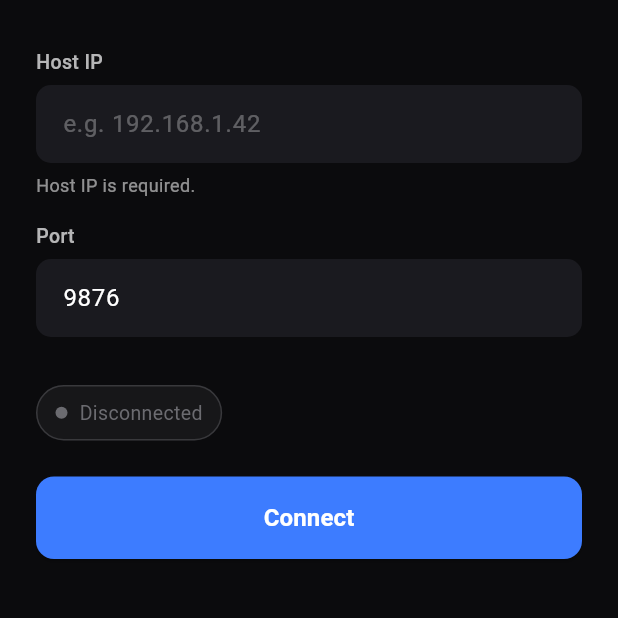
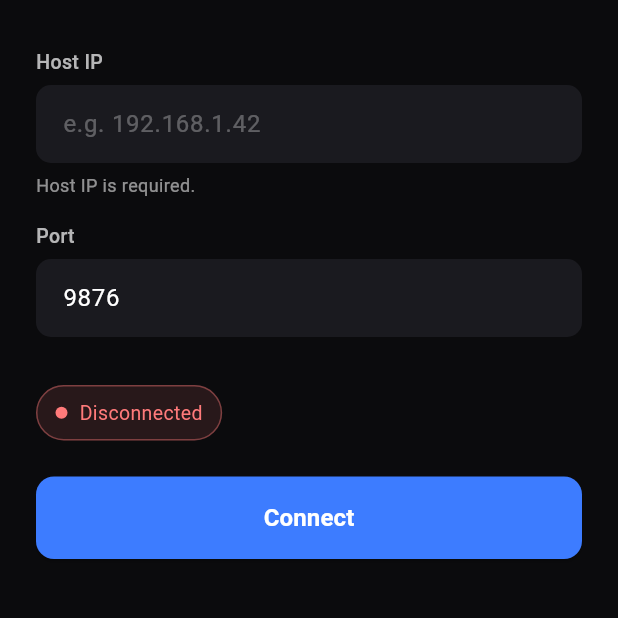
Before and after one commit to Rushabh9033/airpad, a Flutter app: the screen it shows after launch, on a phone screen of 412 x 824 dp, the part 251-869 px from its top. Run offline on Flutter 3.47's test engine with Material 3 defaults, Android fonts, the phone set to English and light mode, and no system bars; our stand-ins replace flutter_mobx, go_router, mobx, shared_preferences.

Commit message:
fix(connection): surface real error message on failed connect
The status pill previously showed just 'Disconnected' when a connect
failed, hiding the underlying reason. The _humanize() function also
didn't match common Windows socket errors ('actively refused',
'unreachable', 'no route'). Now:

- _humanize covers Windows error phrasing; defaults to the raw error
  string when no pattern matches, so unknown failures are visible.
- The status pill always shows the lastError string when status is
  disconnected/error, not just the literal word 'Disconnected'.
- The pill wraps up to 3 lines so the full error fits on phone screens.

```diff
--- a/lib/features/connection/pages/connection_page.dart
+++ b/lib/features/connection/pages/connection_page.dart
@@ -138,7 +138,11 @@ class _ConnectionPageState extends State<ConnectionPage> {
                   const SizedBox(height: 32),
                   Align(
                     alignment: Alignment.centerLeft,
-                    child: _StatusPill(status: status, error: error),
+                    child: _StatusPill(
+                      status: status,
+                      error: error,
+                      fallbackError: error,
+                    ),
                   ),
                   const SizedBox(height: 24),
                   ElevatedButton(
@@ -256,16 +260,26 @@ class _Field extends StatelessWidget {
 class _StatusPill extends StatelessWidget {
   final ConnectionStatus status;
   final String error;
-  const _StatusPill({required this.status, required this.error});
+  final String fallbackError;
+  const _StatusPill({
+    required this.status,
+    required this.error,
+    required this.fallbackError,
+  });
 
   @override
   Widget build(BuildContext context) {
     final (label, color) = switch (status) {
-      ConnectionStatus.disconnected => ('Disconnected', const Color(0xFF6B6B70)),
+      ConnectionStatus.connected => ('Connected', const Color(0xFF6CE38C)),
       ConnectionStatus.connecting => ('Connecting...', const Color(0xFFFFC857)),
-      ConnectionStatus.connected => ('Connected', const Color(0xFF6CE38C)),
-      ConnectionStatus.error => (
-          error.isNotEmpty ? error : 'Error',
+      _ => (
+          // disconnected + error both surface the last error string so
+          // you actually see *why* the connect failed.
+          error.isNotEmpty
+              ? error
+              : fallbackError.isNotEmpty
+                  ? fallbackError
+                  : 'Disconnected',
           const Color(0xFFFF7A7A),
         ),
     };
@@ -293,6 +307,7 @@ class _StatusPill extends StatelessWidget {
               label,
               style: TextStyle(color: color, fontSize: 13),
               overflow: TextOverflow.ellipsis,
+              maxLines: 3,
             ),
           ),
         ],
```
Also changed, not shown: lib/features/connection/controllers/connection_controller.dart (+11 -7 lines).
